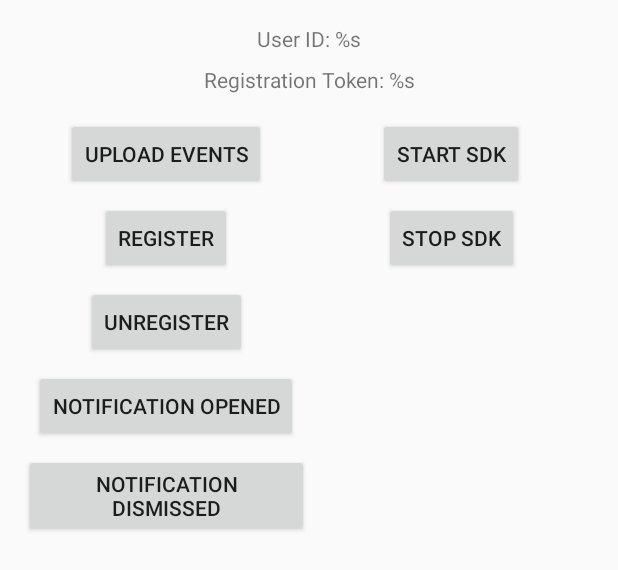
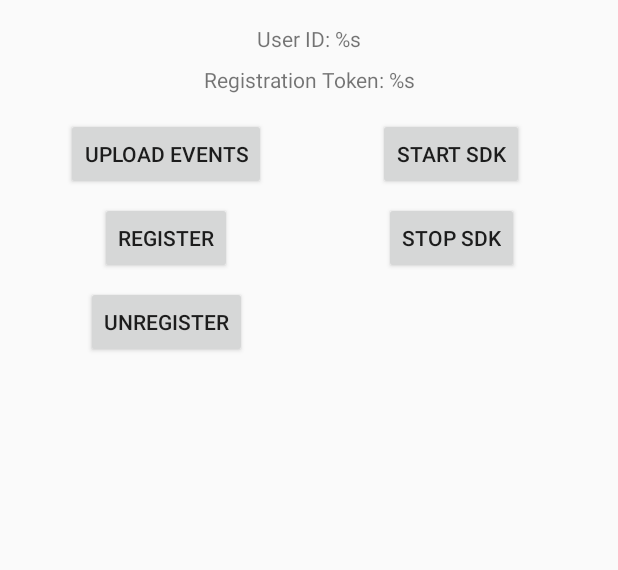
Before and after one commit to deltaDNA/android-sdk, an Android app: the layout activity_example.xml on its own in the app's theme, with its tools: preview values and no code run, on a phone screen of 412 x 824 dp. Shown: the top 570 px of the screen. Run offline under Robolectric (Android 15) with nearby library versions, the phone set to English and light mode, and no system bars.

Commit message:
removed notification opened/dismissed events from examples [sdk-140]

```diff
--- a/examples/demo/src/main/res/values/strings.xml
+++ b/examples/demo/src/main/res/values/strings.xml
@@ -25,7 +25,6 @@ limitations under the License.
     <string name="complex_event">Complex event</string>
     <string name="engage">Engage</string>
     <string name="image_message">Image Message</string>
-    <string name="notification_opened">Notification opened</string>
     <string name="start_sdk">Start SDK</string>
     <string name="stop_sdk">Stop SDK</string>
 
--- a/examples/notifications-style/src/main/res/layout/activity_example.xml
+++ b/examples/notifications-style/src/main/res/layout/activity_example.xml
@@ -70,24 +70,8 @@ limitations under the License.
                 android:layout_width="wrap_content"
                 android:layout_height="wrap_content"
                 android:layout_gravity="center_horizontal"
-                android:layout_marginBottom="8dp"
                 android:text="@string/unregister"
                 android:onClick="onUnregister"/>
-
-            <Button
-                android:layout_width="wrap_content"
-                android:layout_height="wrap_content"
-                android:layout_gravity="center_horizontal"
-                android:layout_marginBottom="8dp"
-                android:text="@string/notification_opened"
-                android:onClick="onNotificationOpened"/>
-
-            <Button
-                android:layout_width="wrap_content"
-                android:layout_height="wrap_content"
-                android:layout_gravity="center_horizontal"
-                android:text="@string/notification_dismissed"
-                android:onClick="onNotificationDismissed"/>
         </LinearLayout>
 
         <LinearLayout
--- a/examples/notifications-style/src/main/res/values/strings.xml
+++ b/examples/notifications-style/src/main/res/values/strings.xml
@@ -27,8 +27,6 @@ limitations under the License.
     <string name="upload_events">Upload events</string>
     <string name="register">Register</string>
     <string name="unregister">Unregister</string>
-    <string name="notification_opened">Notification opened</string>
-    <string name="notification_dismissed">Notification dismissed</string>
 
     <string name="start_sdk">Start SDK</string>
     <string name="stop_sdk">Stop SDK</string>
--- a/examples/notifications/src/main/res/values/strings.xml
+++ b/examples/notifications/src/main/res/values/strings.xml
@@ -27,8 +27,6 @@ limitations under the License.
     <string name="upload_events">Upload events</string>
     <string name="register">Register</string>
     <string name="unregister">Unregister</string>
-    <string name="notification_opened">Notification opened</string>
-    <string name="notification_dismissed">Notification dismissed</string>
 
     <string name="start_sdk">Start SDK</string>
     <string name="stop_sdk">Stop SDK</string>
```
Also changed, not shown: examples/demo/src/main/java/com/deltadna/android/sdk/example/ExampleActivity.java (+0 -8 lines), examples/demo/src/main/res/layout/activity_example.xml (+0 -8 lines), examples/notifications-style/src/main/java/com/deltadna/android/sdk/notifications/example/ExampleActivity.java (+0 -10 lines), examples/notifications/src/main/java/com/deltadna/android/sdk/notifications/example/ExampleActivity.java (+0 -10 lines), examples/notifications/src/main/res/layout/activity_example.xml (+0 -16 lines).
